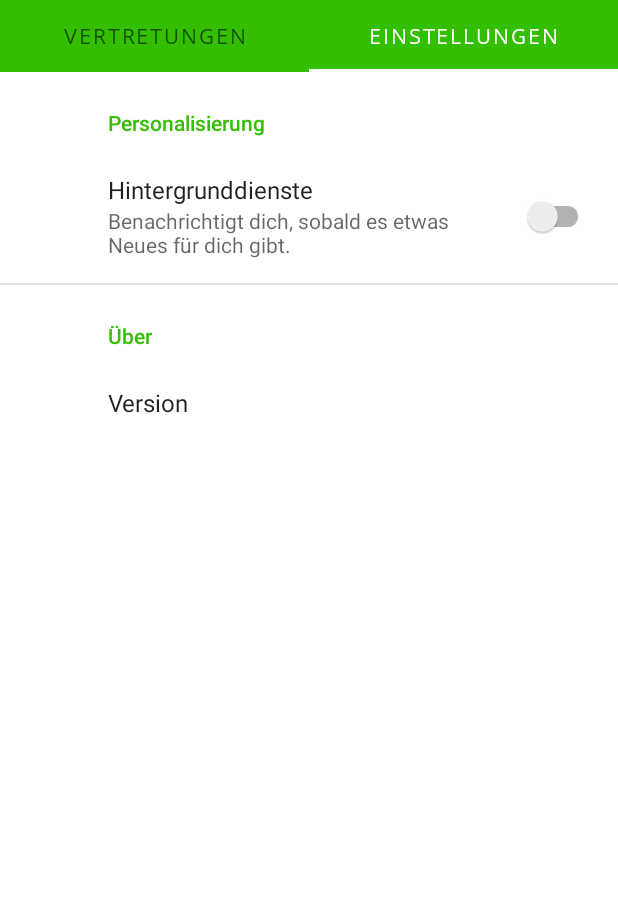
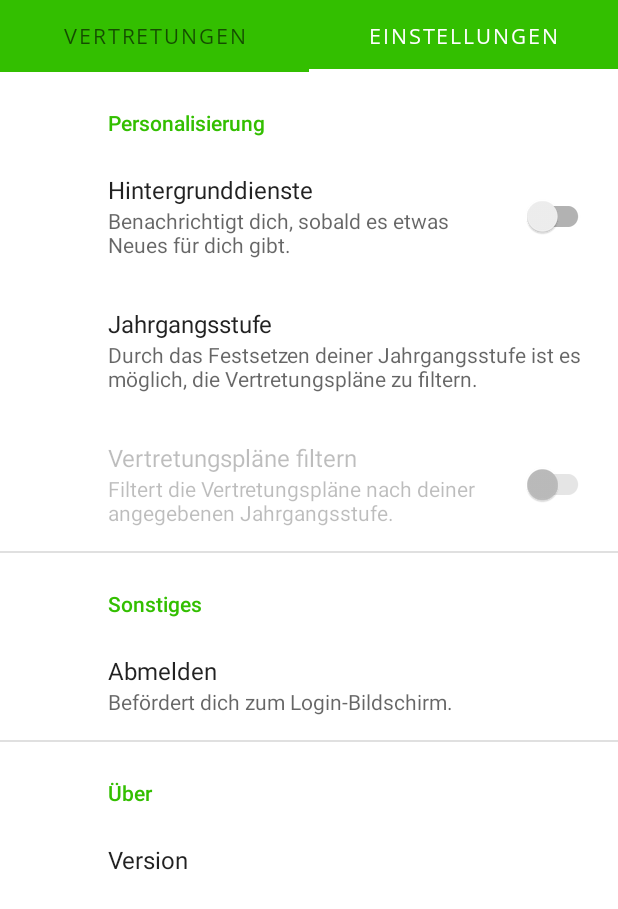
Before and after one commit to Evagantem/Amplissimus, an Android app: the MainActivity screen opened directly, with no data from a screen before it, tab 2 chosen, on a phone screen of 412 x 824 dp. Shown: the top 909 px of the screen. Run offline under Robolectric (Android 15) with nearby library versions, the light colour scheme and no system bars; our stand-ins replace androidx.preference; libraries missing offline, so code that uses them is left out: de.sematre.dsbmobile; 1 statement that could not run was skipped.

Commit message:
2.4.3 Big update (wont't mention every detail)

```diff
--- a/app/build.gradle
+++ b/app/build.gradle
@@ -11,8 +11,8 @@ android {
         applicationId "de.amplus.amplissimus"
         minSdkVersion 21
         targetSdkVersion 30
-        versionCode 9
-        versionName "2.1.2"
+        versionCode 12
+        versionName "2.4.3"
 
         testInstrumentationRunner "androidx.test.runner.AndroidJUnitRunner"
     }
--- a/app/src/main/java/de/amplus/amplissimus/data/Functions.java
+++ b/app/src/main/java/de/amplus/amplissimus/data/Functions.java
@@ -9,11 +9,11 @@ import android.net.NetworkInfo;
 import com.google.android.material.snackbar.Snackbar;
 
 public class Functions {
-    public static boolean isOnline(Activity activity) {
+    public static boolean isOffline(Activity activity) {
         ConnectivityManager cm =
                 (ConnectivityManager) activity.getSystemService(Context.CONNECTIVITY_SERVICE);
         NetworkInfo netInfo = cm.getActiveNetworkInfo();
-        return netInfo != null && netInfo.isConnectedOrConnecting();
+        return netInfo == null || !netInfo.isConnectedOrConnecting();
     }
 
     public static boolean isOnline(Service service) {
--- a/app/src/main/java/de/amplus/amplissimus/services/DSBFetchingJobService.java
+++ b/app/src/main/java/de/amplus/amplissimus/services/DSBFetchingJobService.java
@@ -100,7 +100,7 @@ public class DSBFetchingJobService extends JobService {
         Notification notification = new NotificationCompat.Builder(
                 this,
                 App.NEW_SUBS_CHANNEL_ID
-        ).setContentTitle("Neue Vertetungen")
+        ).setContentTitle(getString(R.string.new_subs))
                 .setContentText(message)
                 .setPriority(NotificationCompat.PRIORITY_DEFAULT)
                 .setCategory(NotificationCompat.CATEGORY_EVENT)
--- a/app/src/main/java/de/amplus/amplissimus/ui/app/MainActivity.java
+++ b/app/src/main/java/de/amplus/amplissimus/ui/app/MainActivity.java
@@ -10,6 +10,7 @@ import android.util.Log;
 
 import androidx.appcompat.widget.Toolbar;
 import androidx.appcompat.app.AppCompatActivity;
+import androidx.fragment.app.Fragment;
 import androidx.fragment.app.FragmentStatePagerAdapter;
 import androidx.viewpager.widget.ViewPager;
 
@@ -54,6 +55,16 @@ public class MainActivity extends AppCompatActivity {
         ((TabLayout) findViewById(R.id.tab_layout)).setupWithViewPager(viewPager);
     }
 
+    public void updatePlansList() {
+        SubsFragment subsFragment = null;
+        for (Fragment f : getSupportFragmentManager().getFragments()) {
+            if (f instanceof  SubsFragment) subsFragment = (SubsFragment) f;
+        }
+        if (subsFragment != null) {
+            subsFragment.updateRecyclerView();
+        }
+    }
+
     private void startScheduledJob() {
         JobScheduler scheduler = (JobScheduler) getSystemService(JOB_SCHEDULER_SERVICE);
         if(scheduler.getAllPendingJobs().size() > 0) {
@@ -65,7 +76,7 @@ public class MainActivity extends AppCompatActivity {
         }
         ComponentName componentName = new ComponentName(this, DSBFetchingJobService.class);
         JobInfo jobInfo = new JobInfo.Builder(42, componentName)
-                .setPeriodic(30 * 60 * 1000)
+                .setPeriodic(15 * 60 * 1000)
                 .setPersisted(true)
                 .build();
         int resCode = scheduler.schedule(jobInfo);
--- a/app/src/main/java/de/amplus/amplissimus/ui/app/SettingsFragment.java
+++ b/app/src/main/java/de/amplus/amplissimus/ui/app/SettingsFragment.java
@@ -3,50 +3,89 @@ package de.amplus.amplissimus.ui.app;
 import android.app.job.JobInfo;
 import android.app.job.JobScheduler;
 import android.content.ComponentName;
+import android.content.Intent;
+import android.content.SharedPreferences;
 import android.content.pm.PackageInfo;
-import android.content.pm.PackageManager;
 import android.os.Bundle;
+import android.text.InputType;
 import android.util.Log;
 
+import androidx.preference.EditTextPreference;
 import androidx.preference.Preference;
 import androidx.preference.PreferenceFragmentCompat;
-
-import com.google.android.material.snackbar.Snackbar;
-
-import java.util.Calendar;
-import java.util.Date;
-import java.util.Objects;
+import androidx.preference.SwitchPreferenceCompat;
 
 import de.amplus.amplissimus.R;
-import de.amplus.amplissimus.data.Functions;
 import de.amplus.amplissimus.services.DSBFetchingJobService;
+import de.amplus.amplissimus.services.DSBService;
 import de.amplus.amplissimus.services.Prefs;
+import de.amplus.amplissimus.ui.login.LoginActivity;
 
 import static android.content.Context.JOB_SCHEDULER_SERVICE;
 
 public class SettingsFragment extends PreferenceFragmentCompat {
 
-    private static final String BG_SERVICES = "background_services";
-    private static final String VERSION = "version";
+    public static final String BG_SERVICES = "background_services";
+    public static final String FILTER_PLANS = "filter_plans";
+    public static final String VERSION = "version";
+    public static final String LOGOUT = "logout";
+    public static final String GRADE = "grade";
 
     @Override
     public void onCreatePreferences(Bundle savedInstanceState, String rootKey) {
         setPreferencesFromResource(R.xml.root_preferences, rootKey);
         try {
-            PackageInfo packageInfo = getContext()
+            PackageInfo packageInfo = requireContext()
                     .getPackageManager()
-                    .getPackageInfo(getContext().getPackageName(), 0);
+                    .getPackageInfo(requireContext().getPackageName(), 0);
             findPreference(VERSION).setSummary(packageInfo.versionName);
-        } catch (Exception e) { e.printStackTrace(); }
+        } catch (Exception e) {
+            e.printStackTrace();
+        }
+
+        EditTextPreference gradePreference = findPreference(GRADE);
+        gradePreference.setOnPreferenceChangeListener(this::onGradeChanged);
+        gradePreference.setOnBindEditTextListener(editText -> editText.setInputType(InputType.TYPE_CLASS_NUMBER));
+        onGradeChanged(gradePreference, new Prefs(requireActivity()).getGradeValue());
+
+        SwitchPreferenceCompat filterPlansSwitchPreferenceCompat = findPreference(FILTER_PLANS);
+        filterPlansSwitchPreferenceCompat.setOnPreferenceChangeListener(this::onFilterPlansChanged);
+    }
+
+    private boolean onGradeChanged(Preference preference, Object newValue) {
+        SwitchPreferenceCompat filterPlansPreference = findPreference(FILTER_PLANS);
+        if (((String) newValue).trim().isEmpty()) {
+            DSBService.setFilter(null);
+            preference.setSummary(getString(R.string.grade_preference_desc));
+            filterPlansPreference.setChecked(false);
+            filterPlansPreference.setEnabled(false);
+        } else {
+            if (filterPlansPreference.isChecked()) DSBService.setFilter(((String) newValue).trim());
+            preference.setSummary((String) newValue);
+            filterPlansPreference.setEnabled(true);
+        }
+        ((MainActivity) requireActivity()).updatePlansList();
+        return true;
+    }
+
+    private boolean onFilterPlansChanged(Preference preference, Object newValue) {
+        Boolean value = (Boolean) newValue;
+        if (value) {
+            DSBService.setFilter(((EditTextPreference) findPreference(GRADE)).getText().trim());
+        } else {
+            DSBService.setFilter(null);
+        }
+        ((MainActivity) requireActivity()).updatePlansList();
+        return true;
     }
 
     @Override
     public boolean onPreferenceTreeClick(Preference preference) {
-        if(BG_SERVICES.equals(preference.getKey())) {
+        if (BG_SERVICES.equals(preference.getKey())) {
             JobScheduler scheduler =
                     (JobScheduler) requireActivity().getSystemService(JOB_SCHEDULER_SERVICE);
-            if(new Prefs(requireActivity()).bgServicesOn()) {
-                if(scheduler.getAllPendingJobs().size() > 0) {
+            if (new Prefs(requireActivity()).bgServicesOn()) {
+                if (scheduler.getAllPendingJobs().size() > 0) {
                     Log.d(
                             "SettingsFragment",
                             "DSBFetchingJobService already running!"
@@ -60,10 +99,10 @@ public class SettingsFragment extends PreferenceFragmentCompat {
                         .setPersisted(true)
                         .build();
                 int resCode = scheduler.schedule(jobInfo);
-                if(resCode == JobScheduler.RESULT_SUCCESS) {
+                if (resCode == JobScheduler.RESULT_SUCCESS) {
                     Log.d(
                             "SettingsFragment",
-                            "DSBFetchingJobService scheduled! resCode: "+ resCode
+                            "DSBFetchingJobService scheduled! resCode: " + resCode
                     );
                 } else {
                     Log.d(
@@ -78,6 +117,10 @@ public class SettingsFragment extends PreferenceFragmentCompat {
                         "DSBFetchingJobService stopped!"
                 );
             }
+        } else if (LOGOUT.equals(preference.getKey())) {
+            Intent intent = new Intent(requireActivity(), LoginActivity.class).putExtra("redirect", false);
+            startActivity(intent);
+            requireActivity().finish();
         }
         return super.onPreferenceTreeClick(preference);
     }
--- a/app/src/main/java/de/amplus/amplissimus/ui/app/SubsFragment.java
+++ b/app/src/main/java/de/amplus/amplissimus/ui/app/SubsFragment.java
@@ -1,8 +1,7 @@
 package de.amplus.amplissimus.ui.app;
 
 import android.os.Bundle;
-import android.os.Handler;
-import android.os.Looper;
+import android.util.Log;
 import android.view.LayoutInflater;
 import android.view.View;
 import android.view.ViewGroup;
@@ -33,13 +32,13 @@ public class SubsFragment extends Fragment {
     public void onCreate(Bundle savedInstanceState) {
         super.onCreate(savedInstanceState);
         try {
-            this.plans.addAll(DSBService.getPlans());
+            this.plans.addAll(DSBService.getFilteredPlans());
             if (!portableSession) new Prefs(requireActivity()).setPlans(plans);
         } catch (Exception e) {
             e.printStackTrace();
             this.plans = new ArrayList<>();
         }
-        if(!Functions.isOnline(requireActivity()))
+        if(Functions.isOffline(requireActivity()))
             Snackbar.make(
                     requireActivity().findViewById(android.R.id.content),
                     getString(R.string.connection_failed),
@@ -63,7 +62,7 @@ public class SubsFragment extends Fragment {
     }
 
     private void updatePlans() {
-        if(!Functions.isOnline(requireActivity())) {
+        if(Functions.isOffline(requireActivity())) {
             swipeRefreshLayout.setRefreshing(false);
             Functions.makeSnackbar(
                     requireActivity(),
@@ -75,8 +74,7 @@ public class SubsFragment extends Fragment {
                 try {
                     List<DSBService.Plan> plans = new DSBService().parseTimetables();
                     if(!portableSession) new Prefs(requireActivity()).setPlans(plans);
-                    this.plans.clear();
-                    this.plans.addAll(plans);
+                    DSBService.setPlans(plans);
                 } catch (Exception e) {
                     e.printStackTrace();
                     Functions.makeSnackbar(
@@ -93,6 +91,8 @@ public class SubsFragment extends Fragment {
     }
 
     public void updateRecyclerView() {
+        plans.clear();
+        plans.addAll(DSBService.getFilteredPlans());
         if(recyclerView.getAdapter() == null) return;
         recyclerView.getAdapter().notifyDataSetChanged();
         recyclerView.getAdapter().notifyItemChanged(0);
--- a/app/src/main/res/layout/activity_login.xml
+++ b/app/src/main/res/layout/activity_login.xml
@@ -30,7 +30,8 @@
         android:selectAllOnFocus="true"
         app:layout_constraintEnd_toEndOf="parent"
         app:layout_constraintStart_toStartOf="parent"
-        app:layout_constraintTop_toTopOf="parent" />
+        app:layout_constraintTop_toTopOf="parent"
+        android:autofillHints="username" />
 
     <EditText
         android:id="@+id/password"
@@ -45,7 +46,8 @@
         android:selectAllOnFocus="true"
         app:layout_constraintEnd_toEndOf="parent"
         app:layout_constraintStart_toStartOf="parent"
-        app:layout_constraintTop_toBottomOf="@+id/username" />
+        app:layout_constraintTop_toBottomOf="@+id/username"
+        android:autofillHints="password" />
 
     <TextView
         android:id="@+id/error_text"
--- a/app/src/main/res/layout/activity_view_sub.xml
+++ b/app/src/main/res/layout/activity_view_sub.xml
@@ -15,6 +15,7 @@
         android:textSize="22sp"
         android:textStyle="bold"
         android:textColor="@color/white"
+        android:id="@+id/view_sub_title"
         app:layout_constraintBottom_toTopOf="@+id/root_card_view"
         app:layout_constraintStart_toStartOf="parent" />
 
@@ -83,8 +84,6 @@
                 android:layout_width="wrap_content"
                 android:layout_height="wrap_content" />
 
-
-
             <View
                 android:layout_width="match_parent"
                 android:layout_height="1dp"
--- a/app/src/main/res/layout/plan_list_item.xml
+++ b/app/src/main/res/layout/plan_list_item.xml
@@ -15,7 +15,7 @@
             android:text="Plan title"
             android:textSize="21sp"
             android:textStyle="bold"
-            android:paddingTop="8dp"
+            android:paddingTop="16dp"
             android:paddingStart="12dp"
             android:paddingEnd="0dp"
             android:layout_width="wrap_content"
@@ -66,7 +66,7 @@
             android:textColor="@color/white"
             android:layout_width="wrap_content"
             android:layout_height="wrap_content"
-            android:text="Keine Vertretungen"
+            android:text="@string/no_subs"
             android:layout_gravity="center_horizontal"
             android:textStyle="bold"/>
 
--- a/app/src/main/res/values/strings.xml
+++ b/app/src/main/res/values/strings.xml
@@ -51,4 +51,14 @@
     <string name="school_icon">school icon</string>
     <string name="connection_failed">Internetverbindung fehlgeschlagen!</string>
     <string name="notes">Bemerkung</string>
+    <string name="new_subs">Neue Vertetungen</string>
+    <string name="logout_summary">Befördert dich zum Login-Bildschirm.</string>
+    <string name="logout_title">Abmelden</string>
+    <string name="others">Sonstiges</string>
+    <string name="new_subs_notification_desc">Benachrichtigt dich bei neuen Vertretungen.</string>
+    <string name="no_subs">Keine Vertretungen</string>
+    <string name="grade">Jahrgangsstufe</string>
+    <string name="grade_preference_desc">Durch das Festsetzen deiner Jahrgangsstufe ist es möglich, die Vertretungspläne zu filtern.</string>
+    <string name="filter_plans_desc">Filtert die Vertretungspläne nach deiner angegebenen Jahrgangsstufe.</string>
+    <string name="filter_plans">Vertretungspläne filtern</string>
 </resources>
--- a/app/src/main/res/xml/root_preferences.xml
+++ b/app/src/main/res/xml/root_preferences.xml
@@ -7,6 +7,24 @@
             app:title="@string/background_services_title"
             app:summary="@string/background_services_summary"/>
 
+        <EditTextPreference
+            app:key="grade"
+            app:title="@string/grade"
+            app:summary="@string/grade_preference_desc" />
+
+        <SwitchPreferenceCompat
+            app:key="filter_plans"
+            app:title="@string/filter_plans"
+            app:summary="@string/filter_plans_desc"
+            app:enabled="false" />
+
+    </PreferenceCategory>
+
+    <PreferenceCategory app:title="@string/others">
+        <Preference
+            app:key="logout"
+            app:title="@string/logout_title"
+            app:summary="@string/logout_summary"/>
     </PreferenceCategory>
 
     <PreferenceCategory app:title="@string/about">
```
Also changed, not shown: app/src/main/java/de/amplus/amplissimus/App.java (+34 -2 lines), app/src/main/java/de/amplus/amplissimus/services/DSBService.java (+22 -5 lines), app/src/main/java/de/amplus/amplissimus/services/Prefs.java (+19 -2 lines), app/src/main/java/de/amplus/amplissimus/ui/app/ViewSubActivity.java (+3 -5 lines), app/src/main/java/de/amplus/amplissimus/ui/login/LoginActivity.java (+16 -1 lines).
